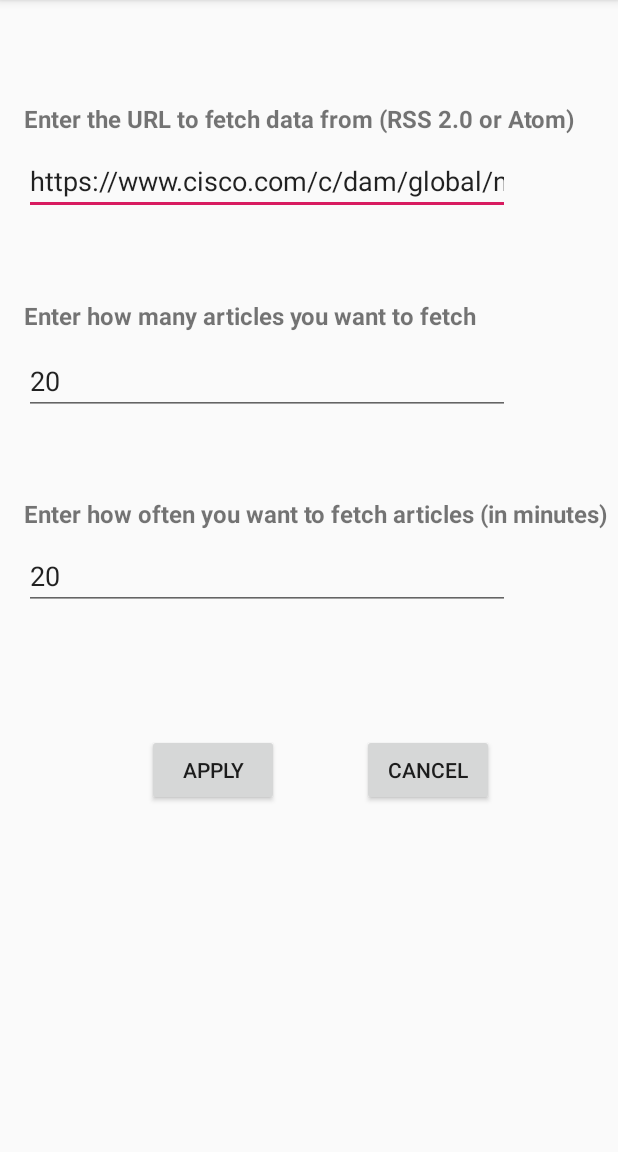
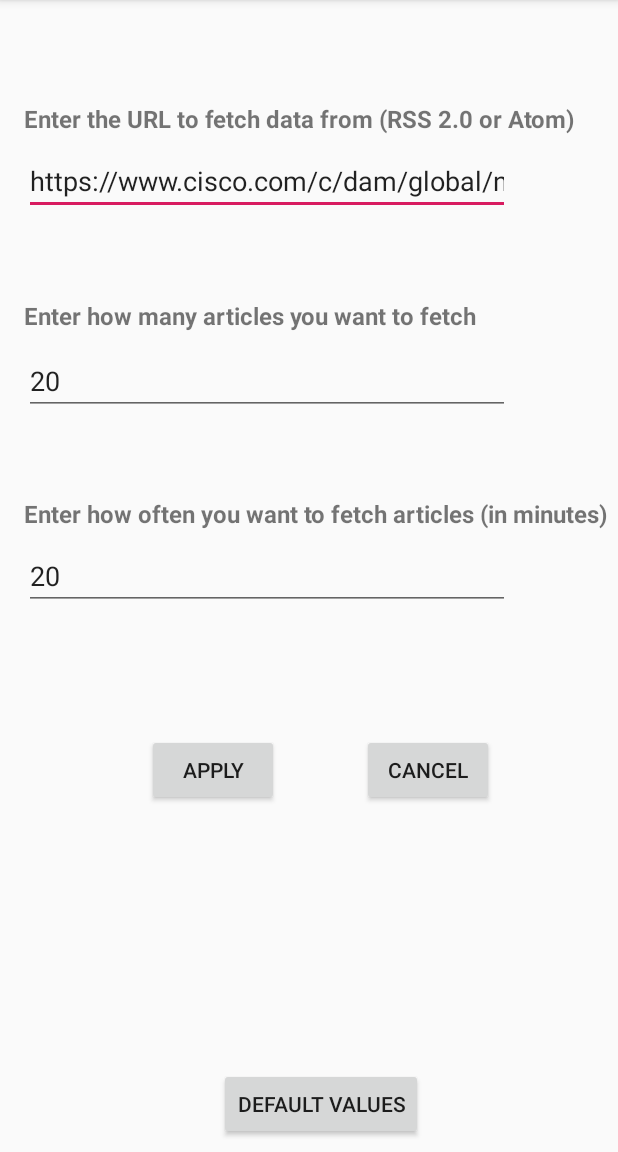
Before and after one commit to hakonschia/news-reader, an Android app: the PreferencesActivity screen opened directly, with no data from a screen before it, on a phone screen of 412 x 824 dp, the part 84-1236 px from its top. Run offline under Robolectric (Android 15) with nearby library versions, the phone set to English and light mode, and no system bars.

Commit message:
Springcleaning, added button to reset to default settings

```diff
--- a/app/src/main/AndroidManifest.xml
+++ b/app/src/main/AndroidManifest.xml
@@ -14,9 +14,11 @@
         android:theme="@style/AppTheme"
         android:usesCleartextTraffic="true"
         tools:ignore="GoogleAppIndexingWarning">
-        <activity android:name=".ArticleActivity"></activity>
+        <activity android:name=".ArticleActivity"
+            android:screenOrientation="portrait"></activity>
         <activity android:name=".PreferencesActivity" />
         <activity android:name=".MainActivity"
+            android:screenOrientation="portrait"
             android:windowSoftInputMode="adjustNothing">
             <intent-filter>
                 <action android:name="android.intent.action.MAIN" />
--- a/app/src/main/res/layout/activity_preferences.xml
+++ b/app/src/main/res/layout/activity_preferences.xml
@@ -132,4 +132,19 @@
         app:layout_constraintTop_toBottomOf="@+id/et_updateRate"
         app:layout_constraintVertical_bias="0.25" />
 
+    <Button
+        android:id="@+id/btn_default"
+        android:layout_width="wrap_content"
+        android:layout_height="wrap_content"
+        android:layout_marginStart="8dp"
+        android:layout_marginTop="8dp"
+        android:layout_marginEnd="8dp"
+        android:layout_marginBottom="8dp"
+        android:text="@string/btn_default_text"
+        app:layout_constraintBottom_toBottomOf="parent"
+        app:layout_constraintEnd_toEndOf="@+id/btn_cancel"
+        app:layout_constraintStart_toStartOf="@+id/btn_apply"
+        app:layout_constraintTop_toTopOf="parent"
+        app:layout_constraintVertical_bias="1.0" />
+
 </android.support.constraint.ConstraintLayout>
--- a/app/src/main/res/values/strings.xml
+++ b/app/src/main/res/values/strings.xml
@@ -4,7 +4,6 @@
 
     <!-- Start MainActivity -->
     <string name="filter_hint">Enter filter</string>
-
     <!-- End MainActivity -->
 
 
@@ -20,6 +19,7 @@
 
     <string name="btn_apply_text">Apply</string>
     <string name="btn_cancel_text">Cancel</string>
+    <string name="btn_default_text">Default values</string>
     <!-- End PreferencesActivity -->
 
 </resources>
```
Also changed, not shown: app/src/main/java/com/hakon/news_reader/MainActivity.java (+0 -7 lines), app/src/main/java/com/hakon/news_reader/PreferencesActivity.java (+30 -3 lines).
